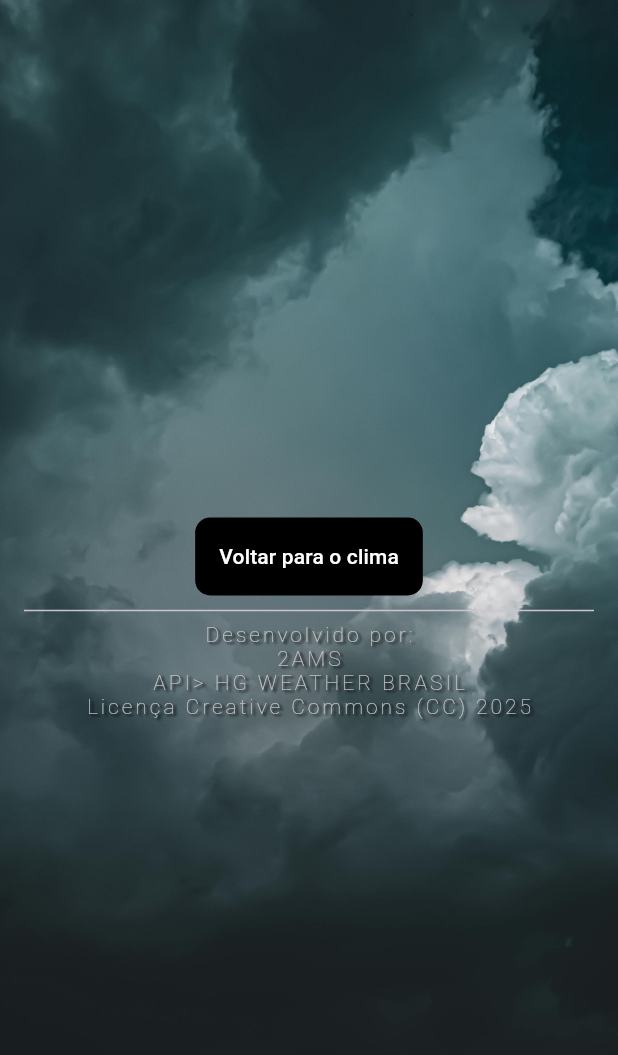
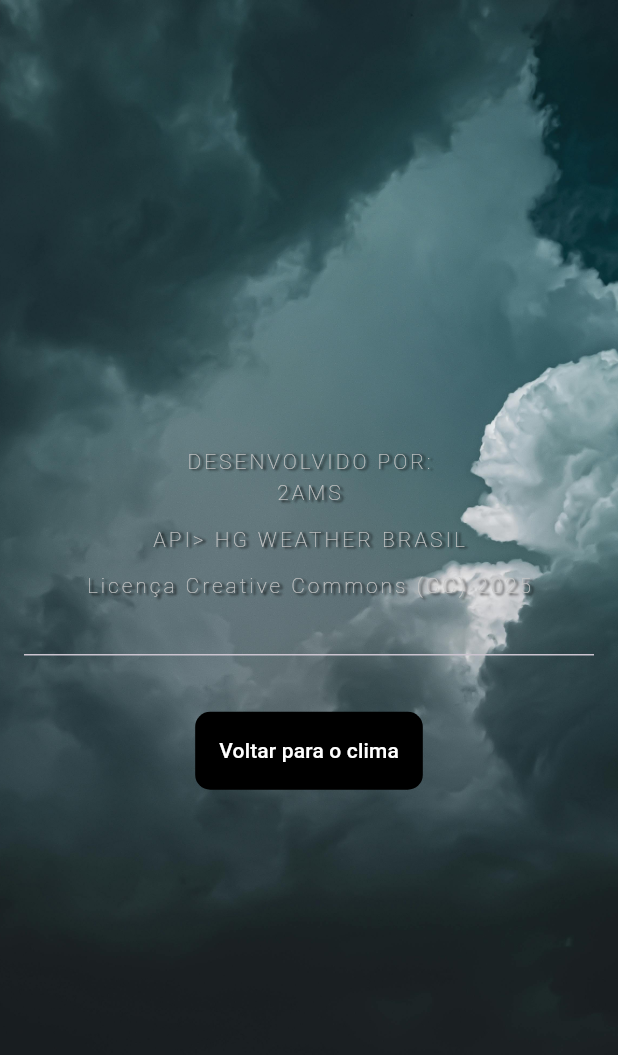
Before and after one commit to RaiFM/weather_station, a Flutter app: the screen it shows after launch, after a tap on the "settings" icon, on a phone screen of 412 x 824 dp. Shown: the top 1055 px of the screen. Run offline on Flutter 3.47's test engine with Material 3 defaults, Android fonts, the phone set to English and light mode, and no system bars; our stand-ins replace cloud_firestore, firebase_core, geolocator, google_fonts; accounts and stored records are empty; Roboto replaces fonts that are missing (Roboto Flex).

Commit message:
AJSUTE NA UI FINAL

```diff
--- a/lib/ui/pages/settings_page.dart
+++ b/lib/ui/pages/settings_page.dart
@@ -37,38 +37,47 @@ class _SettingsPageState extends State<SettingsPage> {
                       image: AssetImage("assets/images/skycloudy.jpg")),
                 ),
                 child: Padding(
-            padding: const EdgeInsets.symmetric(horizontal: 16, vertical: 8),
+                    padding:
+                        const EdgeInsets.symmetric(horizontal: 16, vertical: 8),
                     child: Column(
                         crossAxisAlignment: CrossAxisAlignment.center,
                         mainAxisAlignment: MainAxisAlignment.center,
                         children: [
+                          const SizedBox(height: 2),
+                          const Text("DESENVOLVIDO POR:"),
+                          const SizedBox(height: 5),
+                          const Text("2AMS"),
+                          const SizedBox(height: 15),
+                          const Text("API> HG WEATHER BRASIL"),
+                          const SizedBox(height: 15),
+                          const Text("Licença Creative Commons (CC) 2025"),
+                          const SizedBox(height: 30),
+                          const Divider(),
+                          const SizedBox(height: 30),
                           TextButton(
-                  onPressed: (){
+                            onPressed: () {
                               Navigator.push(
                                 context,
-                      MaterialPageRoute(builder:(context)=>  WeatherHomePage(),),);
+                                MaterialPageRoute(
+                                  builder: (context) => WeatherHomePage(),
+                                ),
+                              );
                             },
                             style: ButtonStyle(
-                    backgroundColor:const  WidgetStatePropertyAll(Colors.black),
-                    foregroundColor: const WidgetStatePropertyAll(Colors.white),
-                    padding: const WidgetStatePropertyAll(EdgeInsets.all(16)),
-                    shape: WidgetStatePropertyAll(RoundedRectangleBorder(borderRadius: BorderRadius.circular(10)))
-                  ),
+                                backgroundColor:
+                                    const WidgetStatePropertyAll(Colors.black),
+                                foregroundColor:
+                                    const WidgetStatePropertyAll(Colors.white),
+                                padding: const WidgetStatePropertyAll(
+                                    EdgeInsets.all(16)),
+                                shape: WidgetStatePropertyAll(
+                                    RoundedRectangleBorder(
+                                        borderRadius:
+                                            BorderRadius.circular(10)))),
                             child: const Text(
                               "Voltar para o clima",
                             ),
                           ),
-                const SizedBox(height: 2),
-                const Divider(),
-                const Text("Desenvolvido por:"),
-                const Text("2AMS"),
-                const Text("API> HG WEATHER BRASIL"),
-                const Text("Licença Creative Commons (CC) 2025")
-              ]
-            )
-          )
-        )
-      )
-    );
+                        ])))));
   }
 }
```
Lines whose indentation alone changed are shown as unchanged.
